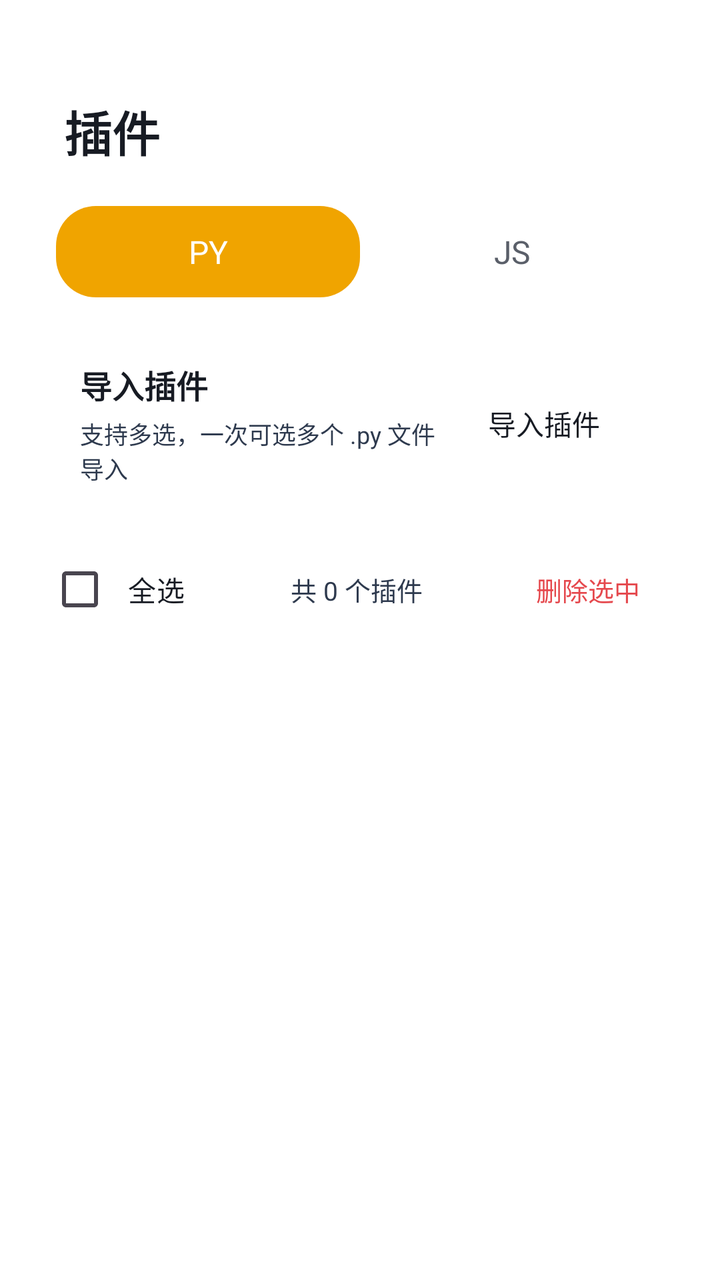
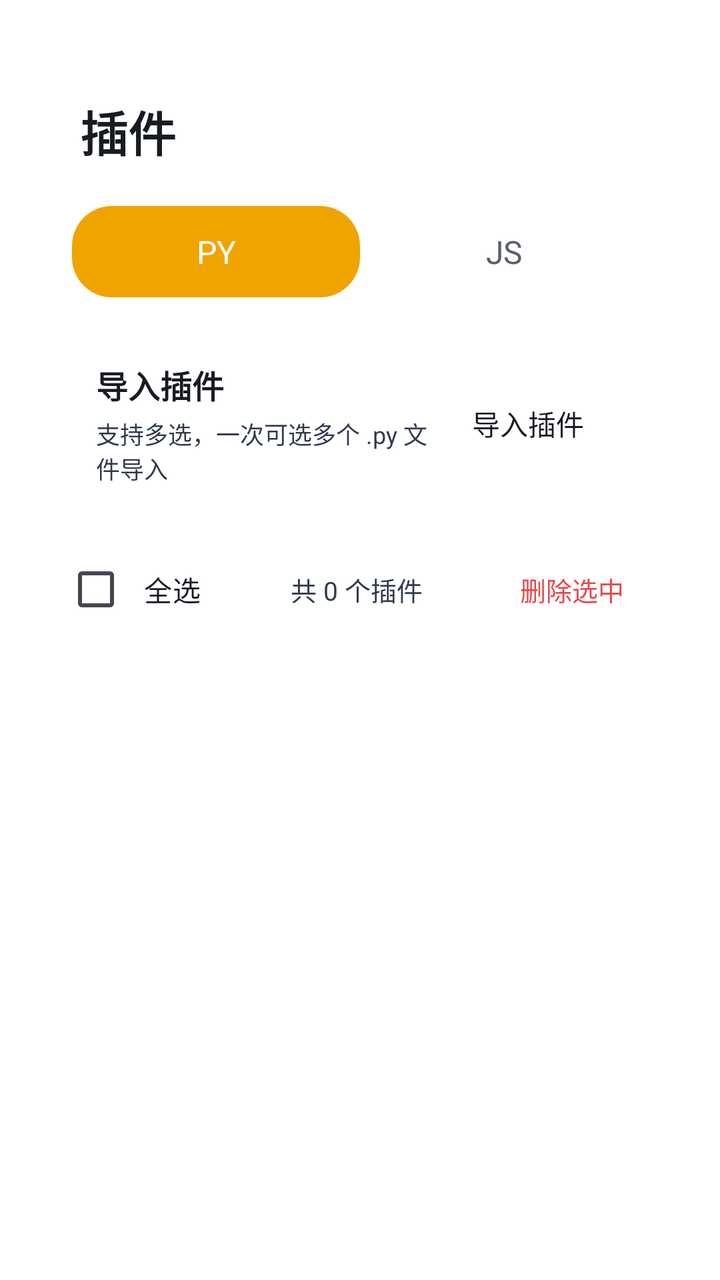

The first picture is an Android layout as it rendered before a commit; the second is the same layout after the commit. The layout source and the unified diff follow.
<!-- AndroidManifest.xml: another module's application theme Theme.App -->
<!-- res/layout/activity_plugin.xml -->
<?xml version="1.0" encoding="utf-8"?>
<LinearLayout xmlns:android="http://schemas.android.com/apk/res/android"
    android:layout_width="match_parent"
    android:layout_height="match_parent"
    android:fitsSystemWindows="true"
    android:orientation="vertical"
    android:paddingLeft="24dp"
    android:paddingRight="24dp"
    android:paddingTop="48dp"
    android:paddingBottom="16dp">

        <LinearLayout
            android:layout_width="wrap_content"
            android:layout_height="wrap_content"
            android:orientation="horizontal"
            android:gravity="center_vertical"
            android:layout_marginBottom="16dp">
            <TextView
                android:layout_width="wrap_content"
                android:layout_height="wrap_content"
                android:text="插件"
                android:textColor="#171B23"
                android:textSize="24sp"
                android:textStyle="bold"
                android:layout_marginStart="8dp" />
        </LinearLayout>

        <LinearLayout
            android:layout_width="match_parent"
            android:layout_height="wrap_content"
            android:background="@drawable/xc_setcard_v2"
            android:orientation="horizontal"
            android:padding="4dp"
            android:layout_marginBottom="12dp">
            <TextView
                android:id="@+id/tab_py"
                android:layout_width="0dp"
                android:layout_height="wrap_content"
                android:layout_weight="1"
                android:gravity="center"
                android:padding="12dp"
                android:text="PY"
                android:textSize="16sp"
                android:background="@drawable/seg_selected"
                android:textColor="#FFFFFF" />
            <TextView
                android:id="@+id/tab_js"
                android:layout_width="0dp"
                android:layout_height="wrap_content"
                android:layout_weight="1"
                android:gravity="center"
                android:padding="12dp"
                android:text="JS"
                android:textSize="16sp"
                android:textColor="#5A5F69" />
        </LinearLayout>

        <LinearLayout
            android:layout_width="match_parent"
            android:layout_height="wrap_content"
            android:background="@drawable/xc_setcard_v2"
            android:orientation="horizontal"
            android:gravity="center_vertical"
            android:padding="16dp"
            android:layout_marginBottom="12dp">
            <LinearLayout
                android:layout_width="0dp"
                android:layout_height="wrap_content"
                android:layout_weight="1"
                android:orientation="vertical">
                <TextView
                    android:layout_width="wrap_content"
                    android:layout_height="wrap_content"
                    android:text="导入插件"
                    android:textColor="#171B23"
                    android:textSize="16sp"
                    android:textStyle="bold" />
                <TextView
                    android:layout_width="wrap_content"
                    android:layout_height="wrap_content"
                    android:text="支持多选，一次可选多个 .py 文件导入"
                    android:textColor="#2E3A4E"
                    android:textSize="12sp"
                    android:layout_marginTop="4dp" />
            </LinearLayout>
            <TextView
                android:id="@+id/btn_import"
                android:layout_width="wrap_content"
                android:layout_height="wrap_content"
                android:background="@drawable/xc_setcard_v2"
                android:paddingLeft="20dp"
                android:paddingRight="20dp"
                android:paddingTop="10dp"
                android:paddingBottom="10dp"
                android:text="导入插件"
                android:textColor="#171B23"
                android:textSize="14sp" />
        </LinearLayout>

        <LinearLayout
            android:layout_width="match_parent"
            android:layout_height="wrap_content"
            android:orientation="horizontal"
            android:gravity="center_vertical"
            android:layout_marginBottom="8dp">
            <CheckBox
                android:id="@+id/cb_select_all"
                android:layout_width="wrap_content"
                android:layout_height="wrap_content"
                android:text="全选"
                android:textColor="#171B23"
                android:textSize="14sp"  android:background="@drawable/xc_setcard_v2" android:paddingLeft="8dp" android:paddingRight="12dp" android:paddingTop="6dp" android:paddingBottom="6dp" />
            <TextView
                android:id="@+id/tv_count"
                android:layout_width="0dp"
                android:layout_height="wrap_content"
                android:layout_weight="1"
                android:gravity="center"
                android:text="共 0 个插件"
                android:textColor="#2E3A4E"
                android:textSize="13sp" />
            <TextView
                android:id="@+id/btn_delete_selected"
                android:layout_width="wrap_content"
                android:layout_height="wrap_content"
                android:background="@drawable/xc_setcard_v2"
                android:paddingLeft="16dp"
                android:paddingRight="16dp"
                android:paddingTop="8dp"
                android:paddingBottom="8dp"
                android:text="删除选中"
                android:textColor="#E5484D"
                android:textSize="13sp" />
        </LinearLayout>

        <androidx.recyclerview.widget.RecyclerView
            android:id="@+id/rv_plugins"
            android:layout_width="match_parent"
            android:layout_height="0dp"
            android:layout_weight="1"
            android:clipToPadding="false"
            android:paddingBottom="16dp" />
</LinearLayout>
<!-- resources referenced by this layout -->
<resources>
  <!-- drawable seg_selected (drawable) -->
  <?xml version="1.0" encoding="utf-8"?>
  <shape xmlns:android="http://schemas.android.com/apk/res/android" android:shape="rectangle">
  <corners android:radius="20dp"/>
  <solid android:color="#f0a400"/>
  </shape>
  <!-- drawable xc_setcard_v2 (drawable) -->
  <?xml version="1.0" encoding="utf-8"?>
  <shape xmlns:android="http://schemas.android.com/apk/res/android" android:shape="rectangle">
      <corners android:radius="10dp" />
      <solid android:color="#57FFFFFF" />
      <stroke android:width="1dp" android:color="#61FFFFFF" />
  </shape>
  <style name="Theme.App" parent="Theme.XingChen">
          <item name="android:windowDisablePreview">true</item>
      </style>
  <style name="Theme.XingChen" parent="Theme.Material3.DayNight.NoActionBar">
          <item name="android:windowBackground">@android:color/transparent</item>
                <item name="android:colorBackground">@android:color/transparent</item>
          <item name="colorPrimary">#f0a400</item>
          <item name="colorPrimaryVariant">#c07f00</item>
          <item name="colorOnPrimary">@android:color/white</item>
      </style>
</resources>

<!-- the commit's change to res/layout/activity_plugin.xml (unified diff, before → after) -->
@@ -4,8 +4,8 @@
     android:layout_height="match_parent"
     android:fitsSystemWindows="true"
     android:orientation="vertical"
-    android:paddingLeft="24dp"
-    android:paddingRight="24dp"
+    android:paddingLeft="32dp"
+    android:paddingRight="32dp"
     android:paddingTop="48dp"
     android:paddingBottom="16dp">
 
